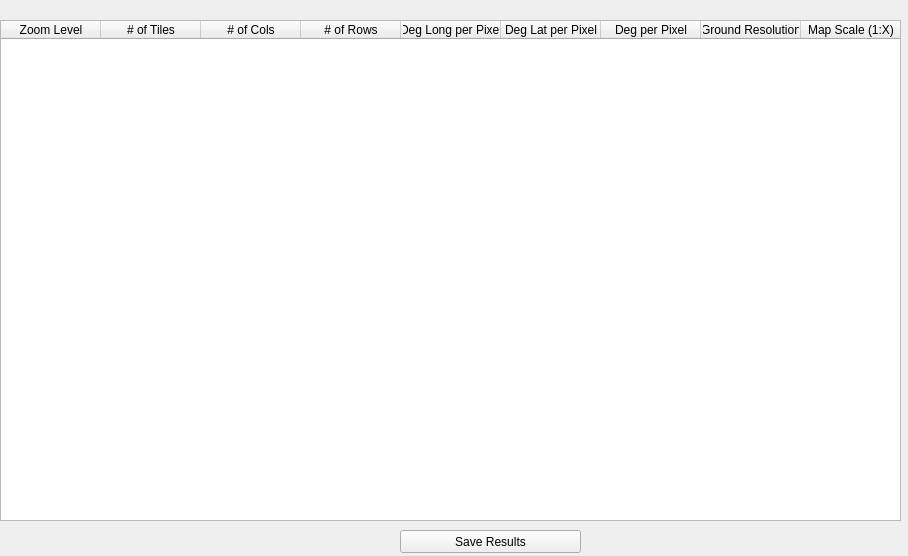
Old version of the form resultform.ui in the repository bpass/TileCache.
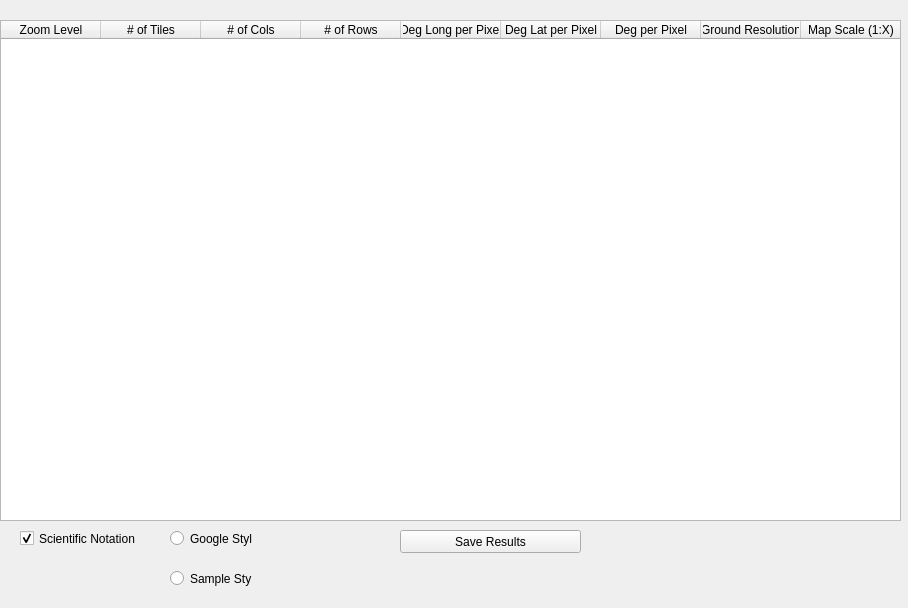
New version of the form. Icons and pictures are not drawn.

Commit message: Added functionality for 'google' model or 'sample' model.  Started to fix problems with MBR

```diff
--- a/resultform.ui
+++ b/resultform.ui
@@ -7,7 +7,7 @@
     <x>0</x>
     <y>0</y>
     <width>908</width>
-    <height>556</height>
+    <height>608</height>
    </rect>
   </property>
   <property name="windowTitle">
@@ -124,6 +124,48 @@
     <string>Save Results</string>
    </property>
   </widget>
+  <widget class="QCheckBox" name="sciBox">
+   <property name="geometry">
+    <rect>
+     <x>20</x>
+     <y>530</y>
+     <width>121</width>
+     <height>17</height>
+    </rect>
+   </property>
+   <property name="text">
+    <string>Scientific Notation</string>
+   </property>
+   <property name="checked">
+    <bool>true</bool>
+   </property>
+  </widget>
+  <widget class="QRadioButton" name="googleButton">
+   <property name="geometry">
+    <rect>
+     <x>170</x>
+     <y>530</y>
+     <width>82</width>
+     <height>17</height>
+    </rect>
+   </property>
+   <property name="text">
+    <string>Google Style</string>
+   </property>
+  </widget>
+  <widget class="QRadioButton" name="sampleButton">
+   <property name="geometry">
+    <rect>
+     <x>170</x>
+     <y>570</y>
+     <width>82</width>
+     <height>17</height>
+    </rect>
+   </property>
+   <property name="text">
+    <string>Sample Style</string>
+   </property>
+  </widget>
  </widget>
  <resources/>
  <connections/>
```
The commit also changes 7 other files.
